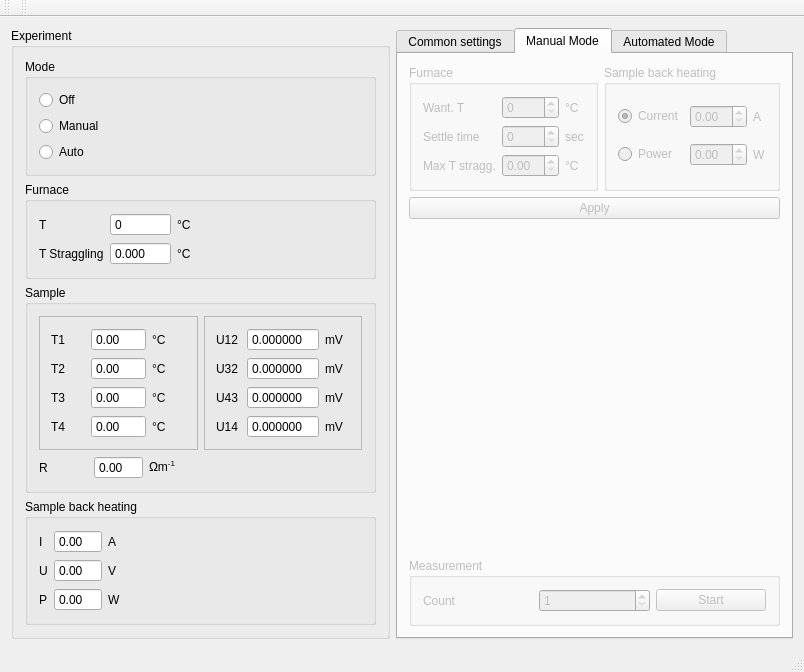
Above: Seebeck/mainwindow.ui from mBr001/seebeck before the change. Below: the same form after it.
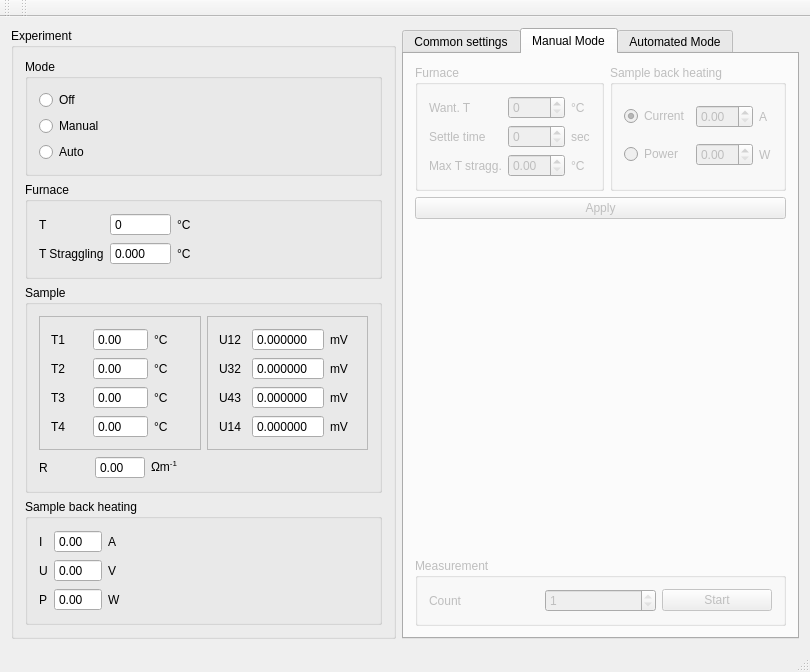
That is the form after the change. The open tabs and pages were chosen to show the change. Icons and pictures are not drawn.

```diff
--- a/Seebeck/mainwindow.ui
+++ b/Seebeck/mainwindow.ui
@@ -6,7 +6,7 @@
    <rect>
     <x>0</x>
     <y>0</y>
-    <width>804</width>
+    <width>810</width>
     <height>651</height>
    </rect>
   </property>
@@ -1161,7 +1161,7 @@
               <number>1</number>
              </property>
              <property name="maximum">
-              <number>9999</number>
+              <number>1</number>
              </property>
             </widget>
            </item>
```
Left out of the diff: 2 changed lines with no effect on the pictures.
